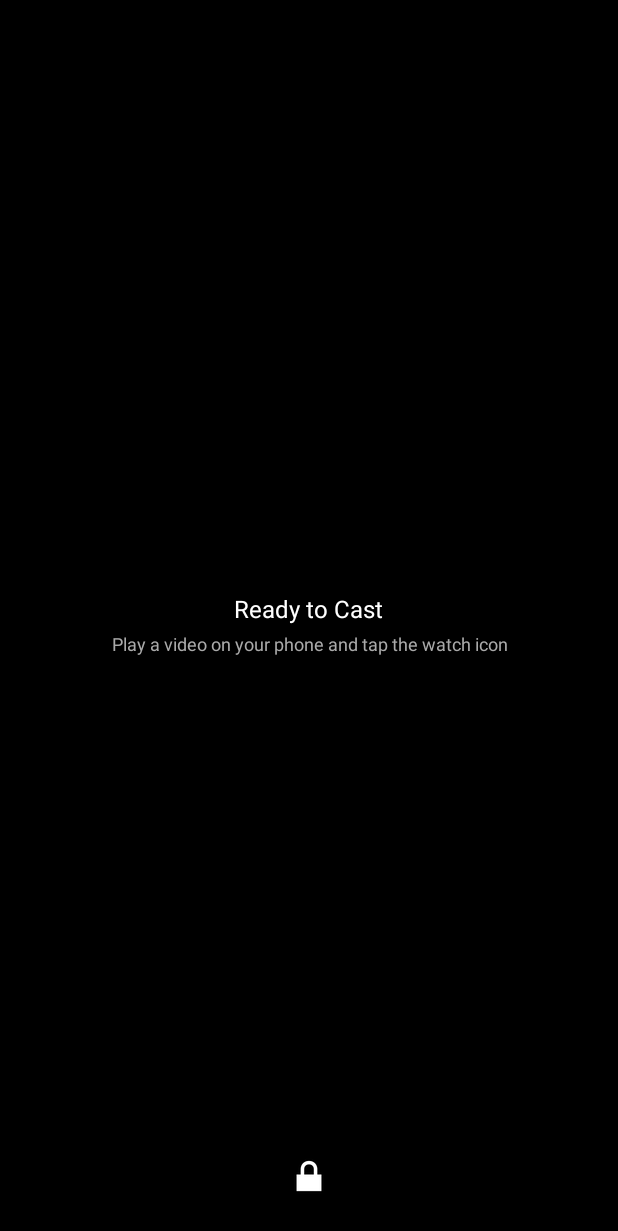
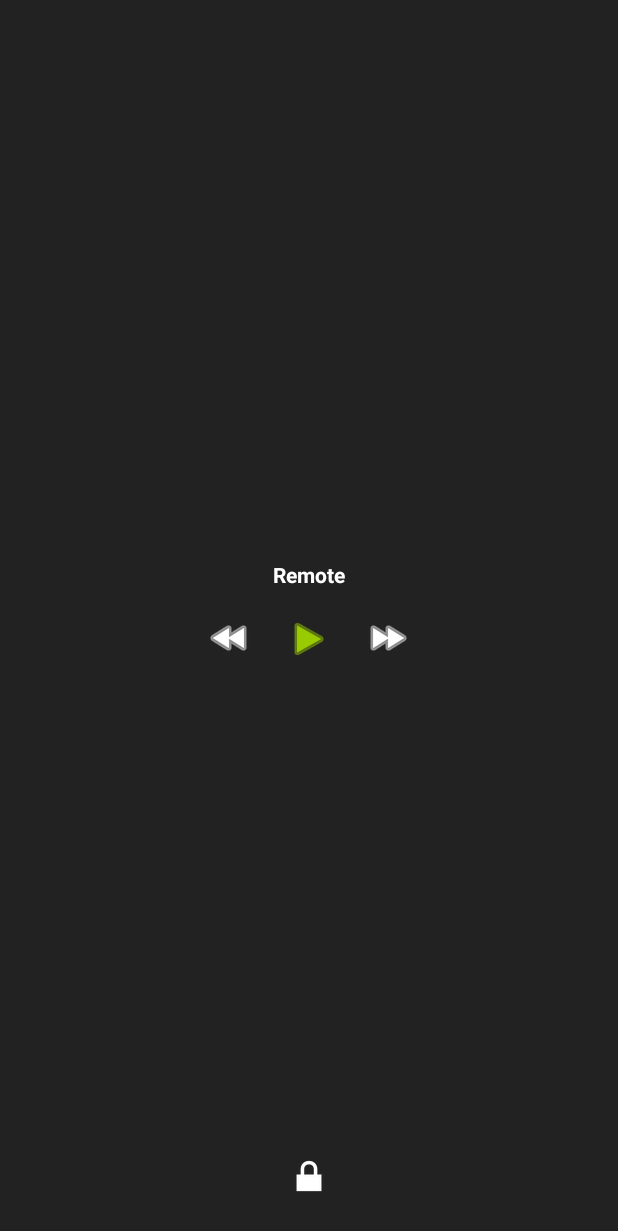
Before and after one commit to chintan992/x-player, an Android app: the screen it shows after launch (WearMainActivity), on a phone screen of 412 x 824 dp. Shown: the top 1231 px of the screen. Run offline under Robolectric (Android 15) with nearby library versions, the phone set to English and light mode, and no system bars; libraries missing offline, so code that uses them is left out: com.google.android.gms; 4 statements that could not run were skipped.

Commit message:
feat: Implement initial XPlayer application with media playback, Wear OS support, and casting capabilities.

```diff
--- a/app/build.gradle.kts
+++ b/app/build.gradle.kts
@@ -11,9 +11,7 @@ import java.io.FileInputStream
 
 android {
     namespace = "com.chintan992.xplayer"
-    compileSdk {
-        version = release(36)
-    }
+    compileSdk = 35
 
     defaultConfig {
         applicationId = "com.chintan992.xplayer"
--- a/app/src/main/AndroidManifest.xml
+++ b/app/src/main/AndroidManifest.xml
@@ -10,6 +10,8 @@
         android:maxSdkVersion="32" />
     <uses-permission android:name="android.permission.MANAGE_EXTERNAL_STORAGE"
         tools:ignore="ScopedStorage" />
+    <uses-permission android:name="android.permission.POST_NOTIFICATIONS"/>
+
 
     <application
         android:allowBackup="true"
--- a/app/src/main/java/com/chintan992/xplayer/LibraryScreen.kt
+++ b/app/src/main/java/com/chintan992/xplayer/LibraryScreen.kt
@@ -491,7 +491,7 @@ private fun VideoGridItem(
                             modifier = Modifier
                                 .fillMaxSize()
                                 .sharedElement(
-                                    state = rememberSharedContentState(key = "video-${video.id}"),
+                                    sharedContentState = rememberSharedContentState(key = "video-${video.id}"),
                                     animatedVisibilityScope = animatedVisibilityScope
                                 ),
                             contentScale = ContentScale.Crop
@@ -606,7 +606,7 @@ private fun VideoListItem(
                         modifier = Modifier
                             .fillMaxSize()
                             .sharedElement(
-                                state = rememberSharedContentState(key = "video-${video.id}"),
+                                sharedContentState = rememberSharedContentState(key = "video-${video.id}"),
                                 animatedVisibilityScope = animatedVisibilityScope
                             ),
                         contentScale = ContentScale.Crop
--- a/app/src/main/java/com/chintan992/xplayer/VideoPlayerScreen.kt
+++ b/app/src/main/java/com/chintan992/xplayer/VideoPlayerScreen.kt
@@ -352,11 +352,7 @@ fun VideoPlayerScreen(
             with(sharedTransitionScope) {
                 AndroidView(
                     modifier = Modifier
-                        .fillMaxSize()
-                        .sharedElement(
-                            state = rememberSharedContentState(key = "video-$videoId"),
-                            animatedVisibilityScope = animatedVisibilityScope
-                        ),
+                        .fillMaxSize(),
                     factory = { ctx ->
                         PlayerView(ctx).apply {
                             this.player = player
--- a/app/src/main/java/com/chintan992/xplayer/cast/LocalVideoServer.kt
+++ b/app/src/main/java/com/chintan992/xplayer/cast/LocalVideoServer.kt
@@ -40,7 +40,7 @@ class LocalVideoServer(
                 }
 
                 if (start >= fileLength) {
-                    return newFixedLengthResponse(Response.Status.RANGE_NOT_SATISFIABLE, MIME_PLAINTEXT, "")
+                    return newFixedLengthResponse(Response.Status.RANGE_NOT_SATISFIABLE, NanoHTTPD.MIME_PLAINTEXT, "")
                         .apply { addHeader("Content-Range", "bytes */$fileLength") }
                 }
 
@@ -73,7 +73,7 @@ class LocalVideoServer(
             }
         } catch (e: Exception) {
             e.printStackTrace()
-             newFixedLengthResponse(Response.Status.INTERNAL_ERROR, MIME_PLAINTEXT, e.message)
+             newFixedLengthResponse(Response.Status.INTERNAL_ERROR, NanoHTTPD.MIME_PLAINTEXT, e.message)
         }
     }
 
--- a/wear/build.gradle.kts
+++ b/wear/build.gradle.kts
@@ -8,7 +8,7 @@ import java.io.FileInputStream
 
 android {
     namespace = "com.chintan992.xplayer.wear"
-    compileSdk = 36
+    compileSdk = 35
 
     defaultConfig {
         applicationId = "com.chintan992.xplayer"
--- a/wear/src/main/AndroidManifest.xml
+++ b/wear/src/main/AndroidManifest.xml
@@ -28,6 +28,10 @@
                 <action android:name="com.google.android.gms.wearable.MESSAGE_RECEIVED" />
                 <data android:scheme="wear" android:host="*" android:pathPrefix="/play_stream" />
             </intent-filter>
+
+            <meta-data
+                android:name="com.google.android.gms.version"
+                android:value="@integer/google_play_services_version" />
         </activity>
     </application>
 
--- a/wear/src/main/java/com/chintan992/xplayer/wear/presentation/WearMainActivity.kt
+++ b/wear/src/main/java/com/chintan992/xplayer/wear/presentation/WearMainActivity.kt
@@ -30,8 +30,26 @@ class WearMainActivity : ComponentActivity(), MessageClient.OnMessageReceivedLis
 
     private lateinit var player: ExoPlayer
     private lateinit var playerView: PlayerView
-    private lateinit var idleContainer: View
-    private lateinit var loadingIndicator: ProgressBar
+    private lateinit var remoteContainer: View
+    private lateinit var remotePlayButton: android.widget.ImageButton
+    private lateinit var remotePauseButton: android.widget.ImageButton
+
+    // Remote Control Logic
+    private fun sendRemoteCommand(path: String) {
+        val nodeClient = Wearable.getNodeClient(this)
+        nodeClient.connectedNodes.addOnSuccessListener { nodes ->
+            for (node in nodes) {
+                Wearable.getMessageClient(this).sendMessage(node.id, path, null)
+            }
+        }
+    }
+
+    private fun showRemoteMode() {
+        remoteContainer.visibility = View.VISIBLE
+        playerView.visibility = View.GONE
+        loadingIndicator.visibility = View.GONE
+        player.pause()
+    }
 
     override fun onCreate(savedInstanceState: Bundle?) {
         super.onCreate(savedInstanceState)
@@ -41,8 +59,40 @@ class WearMainActivity : ComponentActivity(), MessageClient.OnMessageReceivedLis
         vibrator = getSystemService(android.content.Context.VIBRATOR_SERVICE) as android.os.Vibrator
 
         playerView = findViewById(R.id.player_view)
-        idleContainer = findViewById(R.id.idle_container)
+        remoteContainer = findViewById(R.id.remote_container) // Renamed from idle_container
         loadingIndicator = findViewById(R.id.loading_indicator)
+
+        // Remote Controls
+        remotePlayButton = findViewById(R.id.remote_play)
+        remotePauseButton = findViewById(R.id.remote_pause)
+        val remoteRewButton = findViewById<View>(R.id.remote_rewind)
+        val remoteFwdButton = findViewById<View>(R.id.remote_ffwd)
+
+        remotePlayButton.setOnClickListener {
+            vibrateTick()
+            sendRemoteCommand("/control/play")
+            // Optimistic UI update
+            remotePlayButton.visibility = View.GONE
+            remotePauseButton.visibility = View.VISIBLE
+        }
+
+        remotePauseButton.setOnClickListener {
+            vibrateTick()
+            sendRemoteCommand("/control/pause")
+            // Optimistic UI update
+            remotePauseButton.visibility = View.GONE
+            remotePlayButton.visibility = View.VISIBLE
+        }
+
+        remoteRewButton.setOnClickListener {
+            vibrateTick()
+            sendRemoteCommand("/control/rewind")
+        }
+
+        remoteFwdButton.setOnClickListener {
+            vibrateTick()
+            sendRemoteCommand("/control/ffwd")
+        }
 
         // Configure LoadControl for aggressive buffering
         val loadControl = DefaultLoadControl.Builder()
@@ -85,6 +135,7 @@ class WearMainActivity : ComponentActivity(), MessageClient.OnMessageReceivedLis
             val forwardButton = playerView.findViewById<View>(R.id.exo_ffwd)
             val playButton = playerView.findViewById<View>(R.id.exo_play)
             val pauseButton = playerView.findViewById<View>(R.id.exo_pause)
+            val backButton = playerView.findViewById<View>(R.id.exo_basic_controls_back_button) // Assuming this exists or we add logic to exit to remote
 
             // Manual wiring for play/pause to ensure they work reliably
             playButton?.setOnClickListener {
@@ -119,6 +170,9 @@ class WearMainActivity : ComponentActivity(), MessageClient.OnMessageReceivedLis
         // Request focus for rotary input
         playerView.focusable = View.FOCUSABLE
         playerView.requestFocus()
+
+        // Show remote mode by default
+        showRemoteMode()
     }
 
     private fun safePlayerCommand(action: () -> Unit) {
@@ -215,17 +269,16 @@ class WearMainActivity : ComponentActivity(), MessageClient.OnMessageReceivedLis
     override fun onResume() {
         super.onResume()
         Wearable.getMessageClient(this).addListener(this)
-        if (player.isPlaying) {
-             // Keep player visible if already playing
-             idleContainer.visibility = View.GONE
-             playerView.visibility = View.VISIBLE
-        }
+        // Removed the check to force player visibility, as we might be in Remote Mode
     }
 
     override fun onPause() {
         super.onPause()
         Wearable.getMessageClient(this).removeListener(this)
-        player.pause()
+        // If playing video, pause it
+        if (player.isPlaying) {
+             player.pause()
+        }
     }
 
     override fun onDestroy() {
@@ -251,7 +304,7 @@ class WearMainActivity : ComponentActivity(), MessageClient.OnMessageReceivedLis
     }
 
     private fun playVideo(url: String, title: String) {
-        idleContainer.visibility = View.GONE
+        remoteContainer.visibility = View.GONE
         playerView.visibility = View.VISIBLE
         loadingIndicator.visibility = View.VISIBLE
 
--- a/wear/src/main/res/layout/activity_wear_main.xml
+++ b/wear/src/main/res/layout/activity_wear_main.xml
@@ -7,37 +7,71 @@
     android:background="@android:color/black"
     tools:context=".presentation.WearMainActivity">
 
-    <!-- Idle State -->
+    <!-- Remote Control / Idle State -->
     <LinearLayout
-        android:id="@+id/idle_container"
+        android:id="@+id/remote_container"
         android:layout_width="match_parent"
         android:layout_height="match_parent"
         android:gravity="center"
         android:orientation="vertical"
-        android:padding="16dp">
-
-            android:layout_width="48dp"
-            android:layout_height="48dp"
-            android:src="@android:drawable/stat_sys_download_done"
-            android:tint="@android:color/darker_gray" />
+        android:padding="8dp"
+        android:background="#222222">
 
         <TextView
             android:layout_width="wrap_content"
             android:layout_height="wrap_content"
-            android:layout_marginTop="8dp"
-            android:gravity="center"
-            android:text="Ready to Cast"
+            android:text="Remote"
             android:textColor="@android:color/white"
-            android:textSize="16sp" />
+            android:textSize="14sp"
+            android:textStyle="bold"
+            android:layout_marginBottom="8dp"/>
 
-        <TextView
+        <LinearLayout
             android:layout_width="wrap_content"
             android:layout_height="wrap_content"
-            android:layout_marginTop="4dp"
-            android:gravity="center"
-            android:text="Play a video on your phone and tap the watch icon"
-            android:textColor="@android:color/darker_gray"
-            android:textSize="12sp" />
+            android:orientation="horizontal"
+            android:gravity="center">
+
+            <ImageButton
+                android:id="@+id/remote_rewind"
+                android:layout_width="40dp"
+                android:layout_height="40dp"
+                android:src="@android:drawable/ic_media_rew"
+                android:background="?android:selectableItemBackground"
+                android:contentDescription="Rewind"
+                android:tint="@android:color/white"/>
+
+            <ImageButton
+                android:id="@+id/remote_play"
+                android:layout_width="50dp"
+                android:layout_height="50dp"
+                android:src="@android:drawable/ic_media_play"
+                android:background="?android:selectableItemBackground"
+                android:contentDescription="Play"
+                android:tint="@android:color/holo_green_light"
+                android:layout_marginHorizontal="8dp"/>
+
+            <ImageButton
+                android:id="@+id/remote_pause"
+                android:layout_width="50dp"
+                android:layout_height="50dp"
+                android:src="@android:drawable/ic_media_pause"
+                android:background="?android:selectableItemBackground"
+                android:contentDescription="Pause"
+                android:tint="@android:color/holo_orange_light"
+                 android:layout_marginHorizontal="8dp"
+                 android:visibility="gone"/>
+
+            <ImageButton
+                android:id="@+id/remote_ffwd"
+                android:layout_width="40dp"
+                android:layout_height="40dp"
+                android:src="@android:drawable/ic_media_ff"
+                android:background="?android:selectableItemBackground"
+                android:contentDescription="Fast Forward"
+                android:tint="@android:color/white"/>
+
+        </LinearLayout>
     </LinearLayout>
 
     <!-- Player View -->
```
Also changed, not shown: app/src/main/java/com/chintan992/xplayer/MainActivity.kt (+18 -0 lines), app/src/main/java/com/chintan992/xplayer/PlaybackService.kt (+16 -1 lines), app/src/main/java/com/chintan992/xplayer/PlayerViewModel.kt (+7 -0 lines).
